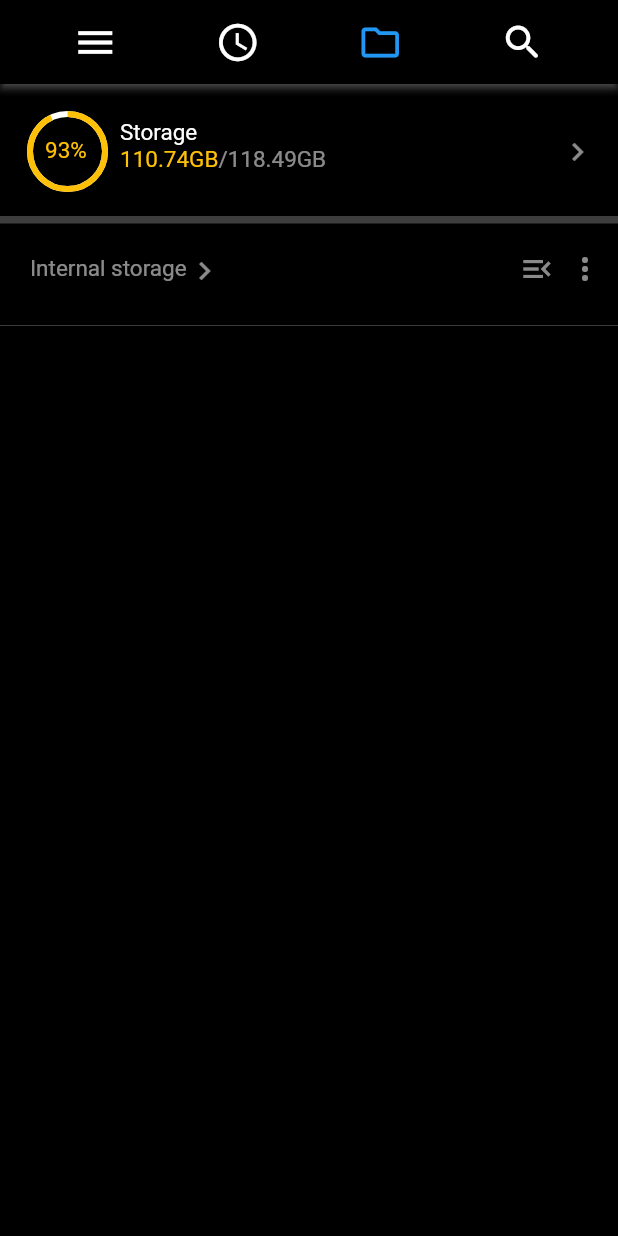
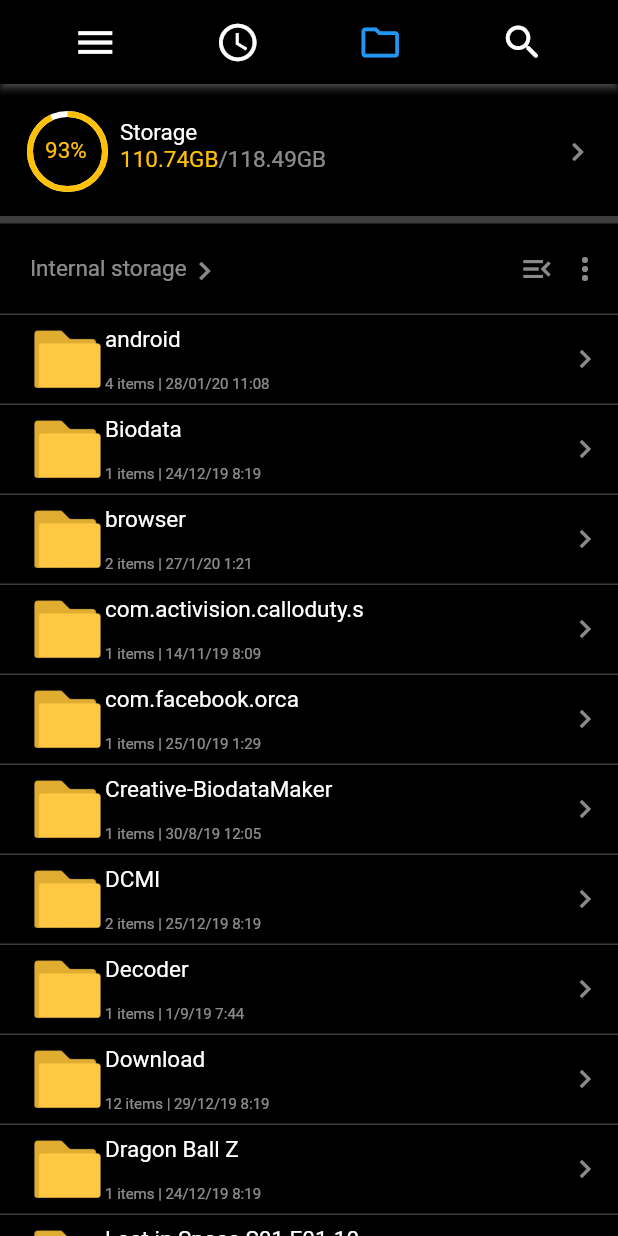
Before and after one commit to Jenil666/singlechild_and_multichild_layout, a Flutter app: the screen it shows after launch, on a phone screen of 412 x 824 dp. Run offline on Flutter 3.47's test engine with Material 2 defaults, Android fonts, the phone set to English and light mode, and no system bars.

Commit message:
17-6-23  12:45

```diff
--- a/lib/Screen2.dart
+++ b/lib/Screen2.dart
@@ -9,6 +9,61 @@ class Screen2 extends StatefulWidget {
 }
 
 class _Screen2State extends State<Screen2> {
+  List inf = [
+    "android",
+    "Biodata",
+    "browser",
+    "com.activision.calloduty.s",
+    "com.facebook.orca",
+    "Creative-BiodataMaker",
+    "DCMI",
+    "Decoder",
+    "Download",
+    "Dragon Ball Z",
+    "Lost in Space S01 E01-10",
+    "Lost in Space S02 E01-10",
+    "MEGA",
+    "MidasOversea",
+    "MIUI",
+    "Mivideo Global",
+    "Music",
+    "MXshar",
+    "PSP",
+    "Scar Game Sea-",
+    "Subtitles",
+    "systemmui",
+    "Telegram",
+    "tencent",
+    "The Witcher",
+  ];
+
+  List det = [
+    "4 items | 28/01/20 11:08",
+    "1 items | 24/12/19 8:19",
+    "2 items | 27/1/20 1:21",
+    "1 items | 14/11/19 8:09",
+    "1 items | 25/10/19 1:29",
+    "1 items | 30/8/19 12:05",
+    "2 items | 25/12/19 8:19",
+    "1 items | 1/9/19 7:44",
+    "12 items | 29/12/19 8:19",
+    "1 items | 24/12/19 8:19",
+    "1 items | 24/12/19 9:19",
+    "1 items | 24/12/19 8:19",
+    "1 items | 24/12/19 2:19",
+    "1 items | 24/12/19 8:19",
+    "1 items | 24/12/19 8:19",
+    "1 items | 24/12/19 6:19",
+    "1 items | 24/12/19 8:19",
+    "1 items | 24/12/19 8:19",
+    "1 items | 24/12/19 8:19",
+    "1 items | 24/12/19 8:59",
+    "1 items | 24/12/19 9:19",
+    "1 items | 24/12/19 8:19",
+    "1 items | 24/7/19 10:19",
+    "1 items | 24/12/19 8:19",
+    "1 items | 24/12/19 8:19",
+  ];
   @override
   Widget build(BuildContext context) {
     return SafeArea(child: Scaffold(
@@ -43,7 +98,8 @@ class _Screen2State extends State<Screen2> {
         elevation: 2,
         shadowColor: Colors.white54,
       ),
-      body: Column(
+      body: SingleChildScrollView(
+        child: Column(
           children: [
             SizedBox(
               height: 10,
@@ -165,15 +221,51 @@ class _Screen2State extends State<Screen2> {
                 ],
               ),
             ),
-          Divider(
-            color: Colors.white30,
-            //height: 1,
-            thickness: 0.5,
+            Column(
+              children: inf.asMap().entries.map((e) => fol(inf[e.key], det[e.key])).toList(),
             ),
-
           ],
+        ),
       ),
     ));
   }
-
+  Widget fol(String d,String d1)
+  {
+    return Container(
+      height: 60,
+      width: double.infinity,
+      decoration: BoxDecoration(
+          border: Border(
+            top: BorderSide(color: Colors.white24),
+          )
+      ),
+      child: Row(
+        children: [
+          SizedBox(width: 20,),
+          Image.asset("assets/images/foldersc2.png",height: 50,width: 50,),
+          Container(
+            height: 45,
+            width: 170,
+            child: Column(
+              children: [
+                Row(
+                  children: [
+                    Text("$d",style: TextStyle(fontSize: 15,color: Colors.white),),
+                  ],
+                ),
+                Expanded(child: SizedBox()),
+                Row(
+                  children: [
+                    Text("$d1",style: TextStyle(fontSize: 10,color: Colors.white54),),
+                  ],
+                ),
+              ],
+            ),
+          ),
+          Expanded(child: SizedBox()),
+          Icon(Icons.chevron_right_outlined,color: Colors.white54,),
+          SizedBox(width: 10,),        ],
+      ),
+    );
   }
+}
```
Also changed, not shown: assets/images/foldersc2.png (added). Lines whose indentation alone changed are shown as unchanged.
